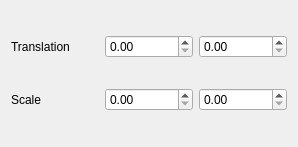
manelmourelo/Project1-Qt-Advanced-Graphics-Programming, file Project1-Qt/transform.ui: the form before one commit.
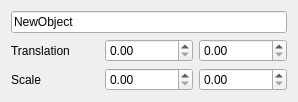
The form after the commit.

Commit message: UI with the correct elements

What changed in the file:
```diff
--- a/Project1-Qt/transform.ui
+++ b/Project1-Qt/transform.ui
@@ -7,38 +7,45 @@
     <x>0</x>
     <y>0</y>
     <width>298</width>
-    <height>147</height>
+    <height>100</height>
    </rect>
   </property>
   <property name="windowTitle">
    <string>Form</string>
   </property>
   <layout class="QGridLayout" name="gridLayout">
-   <item row="0" column="2">
-    <widget class="QDoubleSpinBox" name="translationY"/>
-   </item>
    <item row="1" column="1">
-    <widget class="QDoubleSpinBox" name="scaleX"/>
+    <widget class="QDoubleSpinBox" name="translationX"/>
    </item>
    <item row="1" column="2">
-    <widget class="QDoubleSpinBox" name="scaleY"/>
+    <widget class="QDoubleSpinBox" name="translationY"/>
    </item>
-   <item row="1" column="0">
+   <item row="2" column="0">
     <widget class="QLabel" name="Scalelabel">
      <property name="text">
       <string>Scale</string>
      </property>
     </widget>
    </item>
-   <item row="0" column="0">
+   <item row="2" column="1">
+    <widget class="QDoubleSpinBox" name="scaleX"/>
+   </item>
+   <item row="1" column="0">
     <widget class="QLabel" name="Translationlabel">
      <property name="text">
       <string>Translation</string>
      </property>
     </widget>
    </item>
-   <item row="0" column="1">
-    <widget class="QDoubleSpinBox" name="translationX"/>
+   <item row="2" column="2">
+    <widget class="QDoubleSpinBox" name="scaleY"/>
+   </item>
+   <item row="0" column="0" colspan="3">
+    <widget class="QLineEdit" name="nameInput">
+     <property name="text">
+      <string>NewObject</string>
+     </property>
+    </widget>
    </item>
   </layout>
  </widget>
```
The commit also changes 2 other files.
